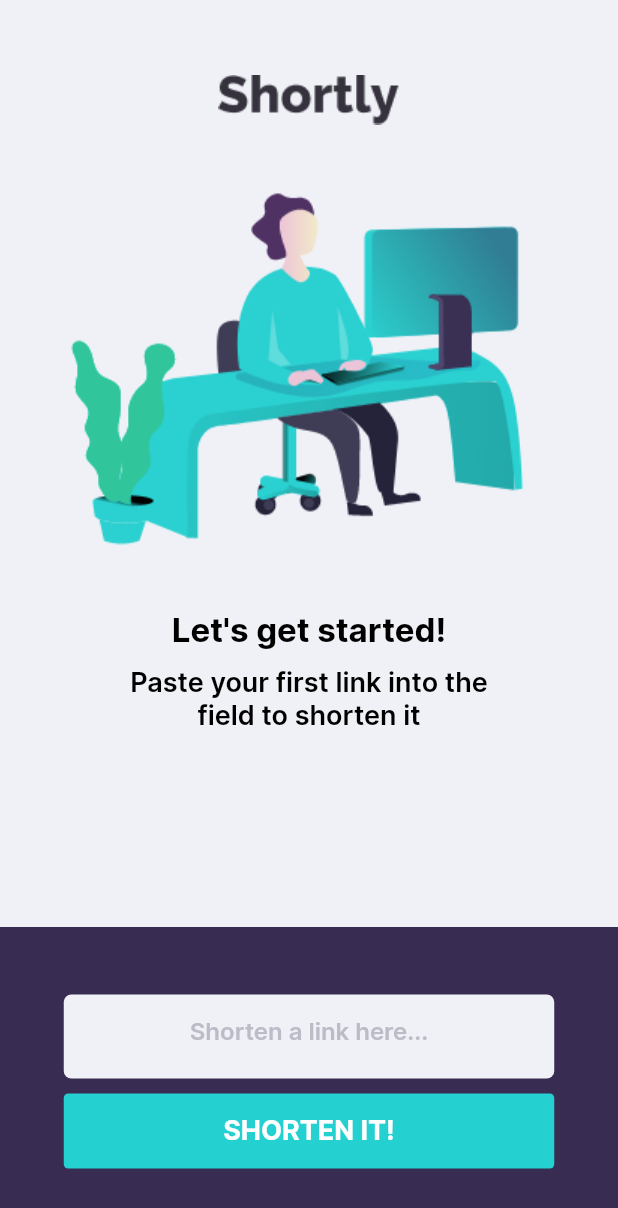
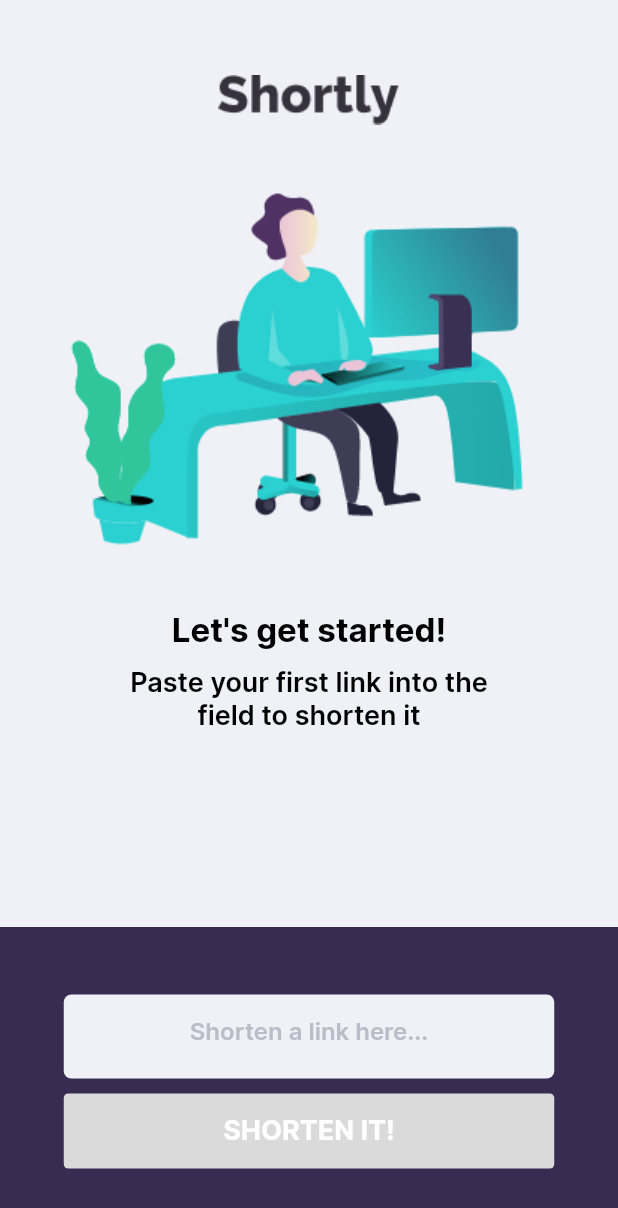
Before and after one commit to umutbariscoskun/shortly, a Flutter app: the HomeView screen opened directly, on a phone screen of 412 x 824 dp. Shown: the top 1208 px of the screen. Run offline on Flutter 3.47's test engine with Material 2 defaults, Android fonts, the phone set to English and light mode, and no system bars; our stand-ins replace flutter_clean_architecture, flutter_svg.

Commit message:
button color

```diff
--- a/lib/src/app/pages/home/home_view.dart
+++ b/lib/src/app/pages/home/home_view.dart
@@ -137,11 +137,15 @@ class _HomeViewState extends ViewState<HomeView, HomeController> {
                     Container(
                       width: size.width - 5 * horizontalPadding,
                       child: DefaultButton(
-                        onPressed: controller.url != null
-                            ? () => controller.onShortenItButtonPressed()
-                            : null,
+                        onPressed:
+                            controller.url != null && controller.url!.isNotEmpty
+                                ? () => controller.onShortenItButtonPressed()
+                                : null,
                         text: ShortlyTexts.shortenIt,
-                        color: kPrimaryColor,
+                        color:
+                            controller.url != null && controller.url!.isNotEmpty
+                                ? kPrimaryColor
+                                : kDisabledButtonColor,
                       ),
                     ),
                   ],
```
